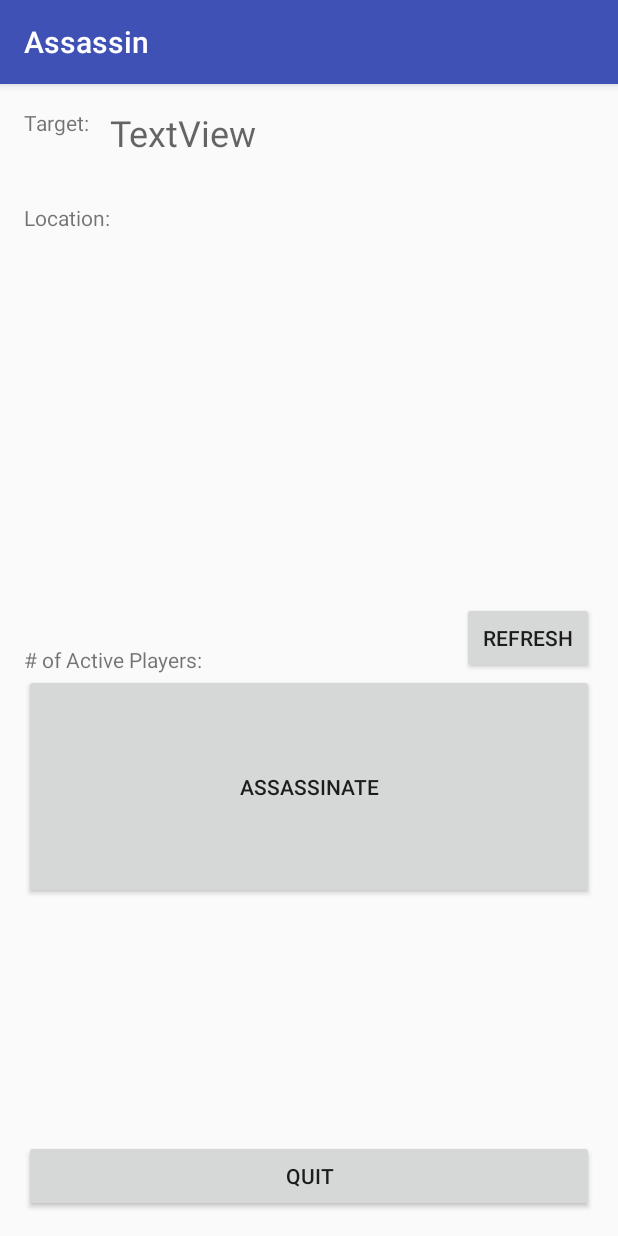
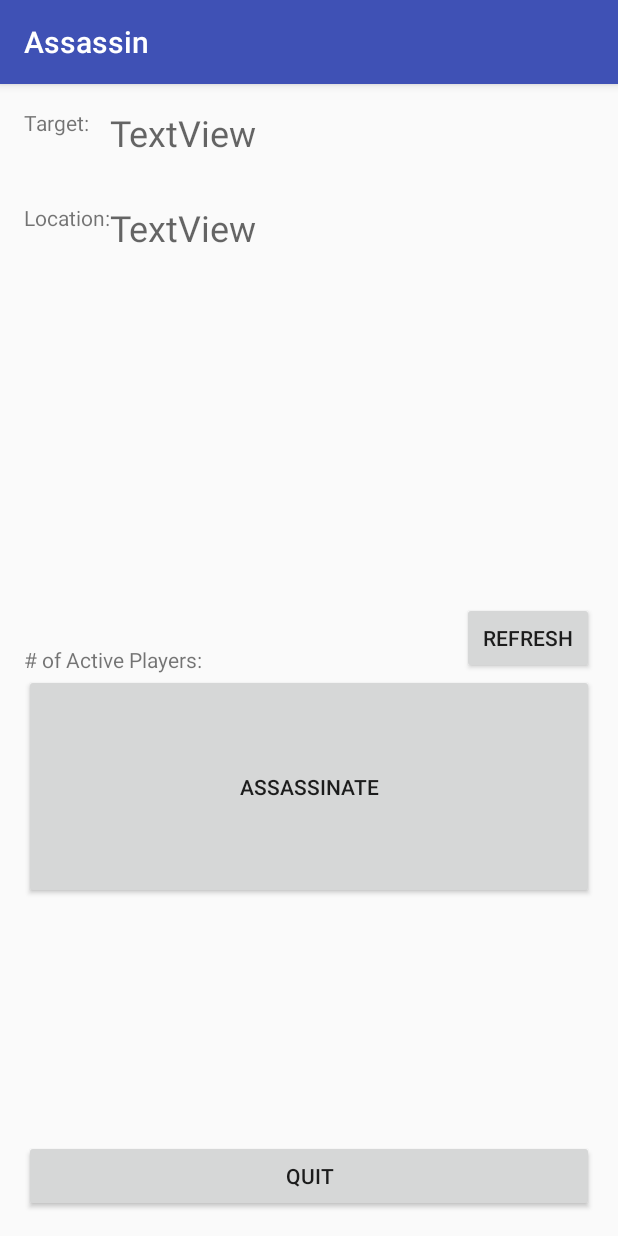
Before and after one commit to minterm/assassin, an Android app: the InGame screen opened directly, with no data from a screen before it, on a phone screen of 412 x 824 dp. Run offline under Robolectric (Android 15) with nearby library versions, the phone set to English and light mode, and no system bars; our stand-ins replace Volley; network calls fail.

Commit message:
big push

```diff
--- a/Assassin/app/src/main/AndroidManifest.xml
+++ b/Assassin/app/src/main/AndroidManifest.xml
@@ -10,6 +10,7 @@
     <uses-permission android:name="android.permission.ACCESS_COARSE_LOCATION" />
     <uses-permission android:name="android.permission.ACCESS_FINE_LOCATION" />
     <uses-permission android:name="android.permission.BLUETOOTH_PRIVILEDGED" />
+    <uses-permission android:name="android.permission.ACCESS_WIFI_STATE"/>
 
 
     <uses-permission android:name="android.permission.INTERNET" />
--- a/Assassin/app/src/main/java/com/example/andrewarifin/assassin/InGame.java
+++ b/Assassin/app/src/main/java/com/example/andrewarifin/assassin/InGame.java
@@ -18,6 +18,8 @@ import android.support.v4.app.ActivityCompat;
 
 import android.support.v7.app.AppCompatActivity;
 import android.os.Bundle;
+import android.text.Html;
+import android.text.method.LinkMovementMethod;
 import android.util.Log;
 import android.view.View;
 
@@ -43,24 +45,35 @@ import org.json.JSONException;
 import org.json.JSONObject;
 
 public class InGame extends AppCompatActivity {
+    private static InGame ins;
     int LOCATION_REQUEST;
     TextView targetInfo;
     BluetoothAdapter mBluetoothAdapter = BluetoothAdapter.getDefaultAdapter();
     private ListView listView;
     private ArrayList<String> mDeviceList = new ArrayList<String>();
+    String targetName;
 
     @Override
     protected void onCreate(Bundle savedInstanceState) {
+        ins = this;
+        Intent prevIntent = getIntent();
+        String gameId = prevIntent.getStringExtra("GAME ID");
+        String name = prevIntent.getStringExtra("NAME");
+        Log.i("Test", gameId);
+        Log.i("Test", name);
+
         super.onCreate(savedInstanceState);
         Context context = this.getApplicationContext();
-        String apiUrl = "https://jsonplaceholder.typicode.com/posts/1";
-        Log.v("Test", "oncreate");
+        String apiUrl = "http://a8b934bf.ngrok.io/api/info?g_id=" + gameId + "&p_name=" + name;
+//        Log.v("Test", "oncreate");
 
 //        AlarmManager am = (AlarmManager)context.getSystemService(Context.ALARM_SERVICE);
         Intent intent = new Intent(context, MyReceiver.class);
+        intent.putExtra("g_id", gameId);
+        intent.putExtra("p_name", name);
         LocationManager lm = (LocationManager) context.getSystemService(Context.LOCATION_SERVICE);
-        PendingIntent pi = PendingIntent.getBroadcast(context, 0, intent, 0);
-//        am.setRepeating(AlarmManager.RTC_WAKEUP, System.currentTimeMillis(), 1000 * 5, pi);
+        PendingIntent pi = PendingIntent.getBroadcast(context, 0, intent, PendingIntent.FLAG_UPDATE_CURRENT);
+//        am1!.setRepeating(AlarmManager.RTC_WAKEUP, System.currentTimeMillis(), 1000 * 5, pi);
         if (ActivityCompat.checkSelfPermission(this, android.Manifest.permission.ACCESS_FINE_LOCATION) != PackageManager.PERMISSION_GRANTED && ActivityCompat.checkSelfPermission(this, android.Manifest.permission.ACCESS_COARSE_LOCATION) != PackageManager.PERMISSION_GRANTED) {
             Log.e("Location err", "permission failed");
             ActivityCompat.requestPermissions(this, new String[]{android.Manifest.permission.ACCESS_FINE_LOCATION}, LOCATION_REQUEST);
@@ -71,8 +84,8 @@ public class InGame extends AppCompatActivity {
             // to handle the case where the user grants the permission. See the documentation
             // for ActivityCompat#requestPermissions for more details.
         }
-        lm.requestLocationUpdates(LocationManager.NETWORK_PROVIDER, 5000, 0, pi);
-        lm.requestLocationUpdates(LocationManager.GPS_PROVIDER, 5000, 0, pi);
+        lm.requestLocationUpdates(LocationManager.NETWORK_PROVIDER, 1000 * 20, 0, pi);
+        lm.requestLocationUpdates(LocationManager.GPS_PROVIDER, 1000 * 20, 0 , pi);
 
 
         RequestQueue queue = Volley.newRequestQueue(this);
@@ -92,13 +105,23 @@ public class InGame extends AppCompatActivity {
                 (Request.Method.GET, apiUrl, null, new Response.Listener<JSONObject>() {
                     @Override
                     public void onResponse(JSONObject response) {
+                        Log.i("INFO", response.toString());
                         try {
-                            targetInfo.setText(response.getString("userId"));
+                            if(response.getString("t_loc") != null) {
+                                targetInfo.setText(response.getString("t_mac"));
+                                targetName = response.getString("t_mac");
+                                String locString = response.getString("t_loc");
+                                TextView locText = (TextView) findViewById(R.id.locationName);
+                                locText.setClickable(true);
+                                locText.setMovementMethod(LinkMovementMethod.getInstance());
+                                String locationURL = "<a href='http://maps.google.com/?q=" + locString + "'> Location </a>";
+                                locText.setText(Html.fromHtml(locationURL));
+                            }
                         }
                         catch (JSONException e) {
                             Log.e("JSON Err", e.toString());
                         }
-//                        Log.v("Test", response.toString());
+                        Log.v("Test", response.toString());
                     }
 
                 }, new Response.ErrorListener() {
@@ -129,6 +152,8 @@ public class InGame extends AppCompatActivity {
 
     private final BroadcastReceiver mReceiver = new BroadcastReceiver() {
         public void onReceive(Context context, Intent intent) {
+            Log.i("bluetooth", "bluetooth shit");
+
             String action = intent.getAction();
 
             if (BluetoothAdapter.ACTION_DISCOVERY_STARTED.equals(action)) {
@@ -140,7 +165,7 @@ public class InGame extends AppCompatActivity {
             } else if (BluetoothDevice.ACTION_FOUND.equals(action)) {
                 //bluetooth device found
                 BluetoothDevice device = (BluetoothDevice) intent.getParcelableExtra(BluetoothDevice.EXTRA_DEVICE);
-
+                Log.i("bluetooth test", targetName);
                 showToast("Found device " + device.getAddress());
                 //showToast("WOOOHOOO");
             }
@@ -157,4 +182,19 @@ public class InGame extends AppCompatActivity {
     private void showToast(String message) {
         Toast.makeText(getApplicationContext(), message, Toast.LENGTH_SHORT).show();
     }
+
+    public static InGame getInstance() {
+        return ins;
+    }
+
+    public void updateLocationText(final String t) {
+        InGame.this.runOnUiThread(new Runnable() {
+            public void run() {
+                TextView locText = (TextView) findViewById(R.id.locationName);
+                locText.setClickable(true);
+                locText.setMovementMethod(LinkMovementMethod.getInstance());
+                locText.setText(Html.fromHtml(t));
+            }
+        });
+    }
 }
--- a/Assassin/app/src/main/res/layout/activity_in_game.xml
+++ b/Assassin/app/src/main/res/layout/activity_in_game.xml
@@ -80,13 +80,22 @@
         android:text="TextView"
         android:layout_width="wrap_content"
         android:layout_height="wrap_content"
-        android:layout_alignParentTop="true"
-        android:layout_toRightOf="@+id/textView4"
-        android:id="@+id/targetName"
-        android:layout_alignParentRight="true"
-        android:layout_alignParentEnd="true"
+        android:id="@+id/locationName"
         android:textAppearance="@style/TextAppearance.AppCompat.Medium"
         android:textSize="24sp"
-        android:fontFamily="sans-serif" />
+        android:fontFamily="sans-serif"
+        android:layout_alignTop="@+id/textView4"
+        android:layout_toEndOf="@+id/textView4" />
+
+    <TextView
+        android:text="TextView"
+        android:layout_width="wrap_content"
+        android:layout_height="wrap_content"
+        android:id="@+id/targetName"
+        android:textAppearance="@style/TextAppearance.AppCompat.Medium"
+        android:textSize="24sp"
+        android:fontFamily="sans-serif"
+        android:layout_alignParentTop="true"
+        android:layout_toEndOf="@+id/textView4" />
 
 </RelativeLayout>
--- a/Assassin/app/src/main/res/layout/activity_main.xml
+++ b/Assassin/app/src/main/res/layout/activity_main.xml
@@ -57,7 +57,6 @@
         android:id="@+id/textView7"
         android:layout_alignParentRight="true"
         android:layout_alignParentEnd="true"
-        android:inputType="phone"
         android:hint="Insert Game Number"
         />
 
```
Also changed, not shown: Assassin/app/src/main/java/com/example/andrewarifin/assassin/MainActivity.java (+62 -10 lines), Assassin/app/src/main/java/com/example/andrewarifin/assassin/MyReceiver.java (+53 -54 lines), 2 other files.
